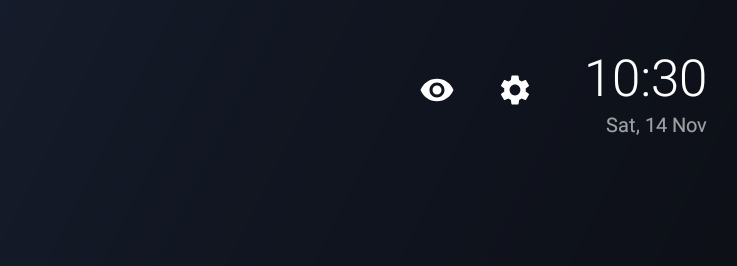
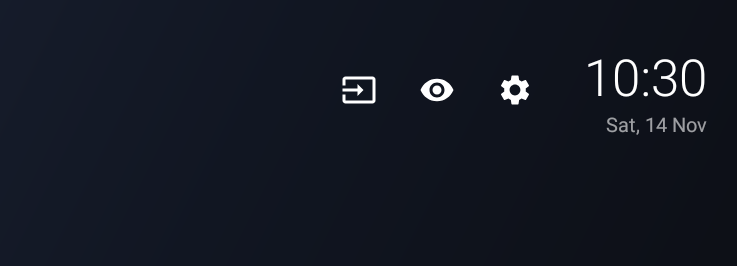
Before and after one commit to anujmv/lite-tv-launcher, an Android app: the MainActivity screen opened directly, with no data from a screen before it, on a phone screen of 824 x 412 dp (held sideways). Shown: the top 266 px of the screen, without its empty margins (457-1194 px from the left). Run offline under Robolectric (Android 15) with nearby library versions, the phone set to English and light mode, and no system bars.

Commit message:
Add Inputs button to switch HDMI/AV/Tuner sources
Lists the TV's physical inputs via TvInputManager and opens the chosen
one in the system TV app through a passthrough channel URI. Streaming
apps that register TV inputs are filtered out, and duplicate tuners
are collapsed.

Bump to 1.1 and document removing stock launchers that re-enable
themselves after reboot.

Co-Authored-By: Claude Opus 5.5 <noreply@anthropic.com>

```diff
--- a/app/build.gradle.kts
+++ b/app/build.gradle.kts
@@ -11,8 +11,8 @@ android {
         applicationId = "dev.lite.launcher"
         minSdk = 21
         targetSdk = 34
-        versionCode = 1
-        versionName = "1.0"
+        versionCode = 2
+        versionName = "1.1"
     }
 
     // Release key comes from ~/.gradle/gradle.properties; without it, release builds use the debug key.
--- a/app/src/main/AndroidManifest.xml
+++ b/app/src/main/AndroidManifest.xml
@@ -3,6 +3,7 @@
 
     <uses-feature android:name="android.software.leanback" android:required="false" />
     <uses-feature android:name="android.hardware.touchscreen" android:required="false" />
+    <uses-feature android:name="android.software.live_tv" android:required="false" />
 
     <uses-permission android:name="android.permission.REQUEST_DELETE_PACKAGES" />
 
--- /dev/null
+++ b/app/src/main/res/drawable/ic_input.xml
@@ -0,0 +1,6 @@
+<vector xmlns:android="http://schemas.android.com/apk/res/android"
+    android:width="24dp" android:height="24dp"
+    android:viewportWidth="24" android:viewportHeight="24">
+    <path android:fillColor="#FFFFFFFF"
+        android:pathData="M21,3.01H3c-1.1,0 -2,0.9 -2,2V9h2V4.99h18v14.03H3V15H1v4.01c0,1.1 0.9,1.98 2,1.98h18c1.1,0 2,-0.88 2,-1.98v-14c0,-1.11 -0.9,-2 -2,-2zM11,16l4,-4 -4,-4v3H1v2h10v3z" />
+</vector>
--- a/app/src/main/res/layout/main.xml
+++ b/app/src/main/res/layout/main.xml
@@ -25,9 +25,19 @@
             android:textSize="22sp" />
 
         <ImageButton
+            android:id="@+id/inputs"
+            android:layout_width="44dp"
+            android:layout_height="44dp"
+            android:background="@drawable/btn_bg"
+            android:contentDescription="@string/inputs"
+            android:focusable="true"
+            android:src="@drawable/ic_input" />
+
+        <ImageButton
             android:id="@+id/hidden"
             android:layout_width="44dp"
             android:layout_height="44dp"
+            android:layout_marginStart="8dp"
             android:background="@drawable/btn_bg"
             android:contentDescription="@string/hidden_apps"
             android:focusable="true"
--- a/app/src/main/res/values/strings.xml
+++ b/app/src/main/res/values/strings.xml
@@ -1,5 +1,7 @@
 <resources>
     <string name="app_name">Lite Launcher</string>
+    <string name="inputs">Inputs</string>
+    <string name="no_inputs">No inputs found</string>
     <string name="settings">Settings</string>
     <string name="hidden_apps">Hidden apps</string>
     <string name="move">Move</string>
```
Also changed, not shown: app/src/main/java/dev/lite/launcher/MainActivity.kt (+37 -1 lines), 2 other files.
